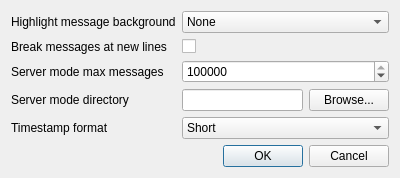
First picture: the form in src/settingsdialog.ui, repository ccpgames/EveLogLite, before the edit.
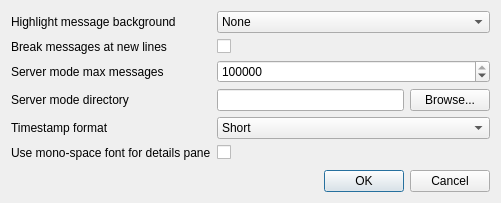
Second picture: the form after the edit.

Commit message: Added monospace font for details pane option

What changed in the file:
```diff
--- a/src/settingsdialog.ui
+++ b/src/settingsdialog.ui
@@ -9,8 +9,8 @@
    <rect>
     <x>0</x>
     <y>0</y>
-    <width>400</width>
-    <height>171</height>
+    <width>501</width>
+    <height>203</height>
    </rect>
   </property>
   <property name="windowTitle">
@@ -132,6 +132,20 @@
        </item>
       </widget>
      </item>
+     <item row="5" column="0">
+      <widget class="QLabel" name="label_6">
+       <property name="text">
+        <string>Use mono-space font for details pane</string>
+       </property>
+      </widget>
+     </item>
+     <item row="5" column="1">
+      <widget class="QCheckBox" name="monospaceFont">
+       <property name="text">
+        <string/>
+       </property>
+      </widget>
+     </item>
     </layout>
    </item>
    <item>
```
The commit also changes 3 other files.
